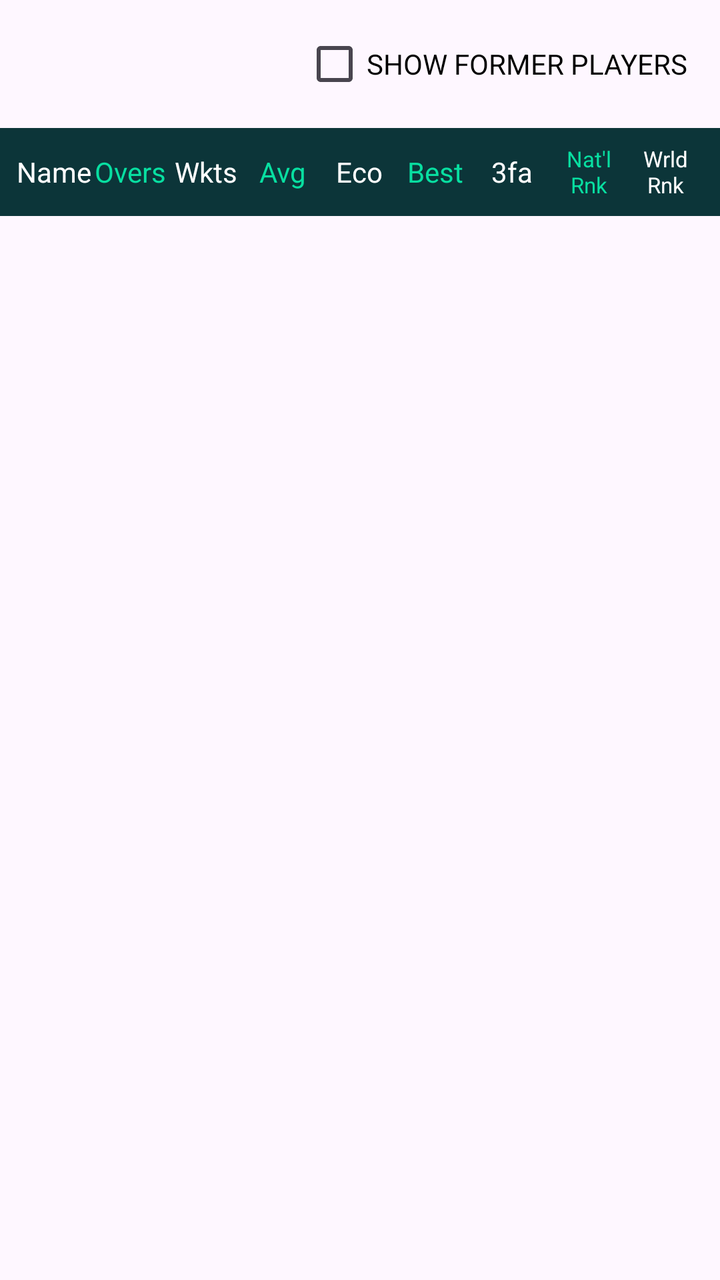
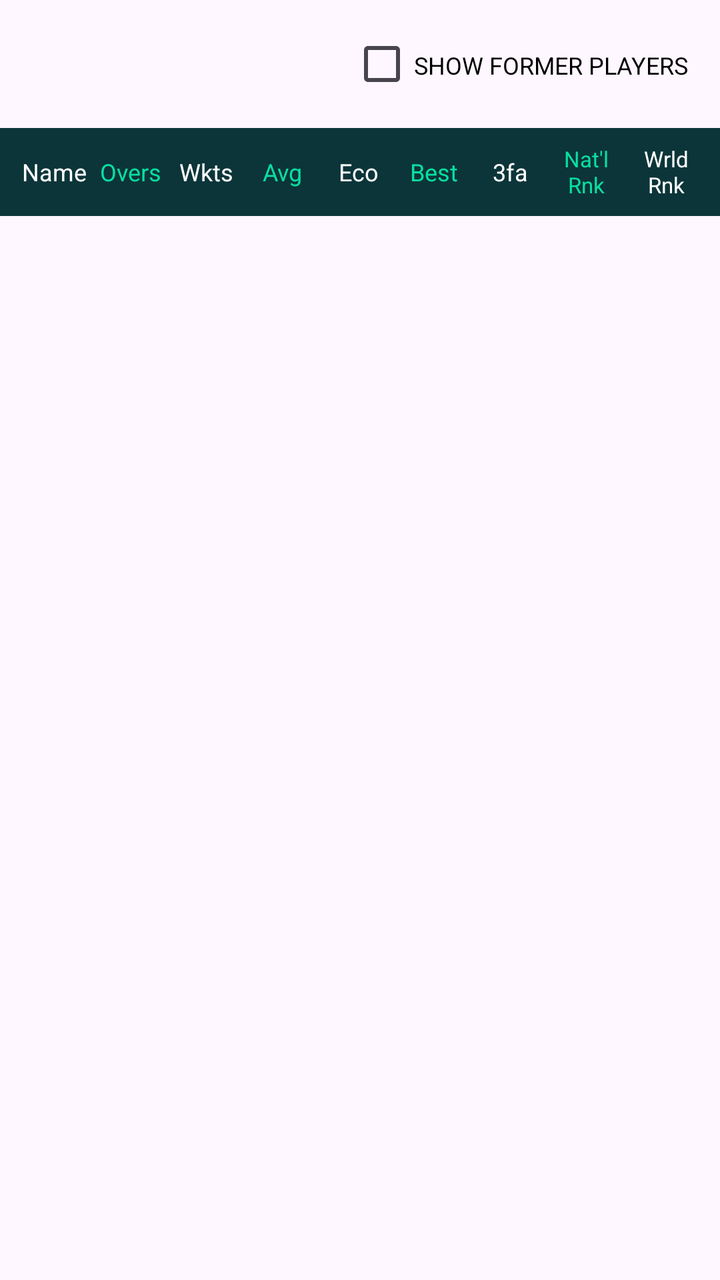

Before-and-after screenshots of an Android layout around one commit, followed by the original layout XML and the change that was made.
<!-- AndroidManifest.xml: application theme Theme.LMSAssignment -->
<!-- res/layout/fragment_c.xml -->
<?xml version="1.0" encoding="utf-8"?>
<LinearLayout xmlns:android="http://schemas.android.com/apk/res/android"
    xmlns:app="http://schemas.android.com/apk/res-auto"
    xmlns:tools="http://schemas.android.com/tools"
    android:layout_width="match_parent"
    android:layout_height="match_parent"
    android:orientation="vertical"
    tools:context=".view.child_tabs.CFragment">

    <LinearLayout
        android:id="@+id/llFormerPlayers"
        android:layout_width="match_parent"
        android:layout_height="wrap_content"
        android:gravity="end"
        android:orientation="horizontal"
        android:padding="8dp">

        <androidx.appcompat.widget.AppCompatCheckBox
            android:id="@+id/cbFormerPlayers"
            android:layout_width="28dp"
            android:layout_height="wrap_content"
            android:layout_marginHorizontal="4dp"
            android:buttonTint="@color/lms_primary_txt" />

        <TextView
            android:id="@+id/tvFormerPlayers"
            android:layout_width="wrap_content"
            android:layout_height="wrap_content"
            android:layout_marginEnd="8dp"
            android:text="SHOW FORMER PLAYERS"
            android:textColor="@android:color/black"
            android:textSize="@dimen/lms_small_text" />

    </LinearLayout>

    <androidx.constraintlayout.widget.ConstraintLayout
        android:layout_width="match_parent"
        android:layout_height="wrap_content">

        <LinearLayout
            android:layout_width="match_parent"
            android:layout_height="44dp"
            android:background="@color/lms_primary_dark"
            android:gravity="center"
            android:orientation="horizontal"
            android:paddingHorizontal="8dp"
            app:layout_constraintEnd_toEndOf="parent"
            app:layout_constraintStart_toStartOf="parent"
            app:layout_constraintTop_toTopOf="parent">

            
            <TextView
                android:id="@+id/tvName"
                android:layout_width="0dp"
                android:layout_height="wrap_content"
                android:layout_weight="1"
                android:gravity="center"
                android:text="Name"
                android:textColor="@android:color/white"
                android:textSize="@dimen/lms_small_text" />

            
            <TextView
                android:id="@+id/tvOvers"
                android:layout_width="0dp"
                android:layout_height="wrap_content"
                android:layout_weight="1"
                android:gravity="center"
                android:text="Overs"
                android:textColor="@color/lms_primary_txt"
                android:textSize="@dimen/lms_small_text" />

            
            <TextView
                android:id="@+id/tvWickets"
                android:layout_width="0dp"
                android:layout_height="wrap_content"
                android:layout_weight="1"
                android:gravity="center"
                android:text="Wkts"
                android:textColor="@android:color/white"
                android:textSize="@dimen/lms_small_text" />

            
            <TextView
                android:id="@+id/tvAvg"
                android:layout_width="0dp"
                android:layout_height="wrap_content"
                android:layout_weight="1"
                android:gravity="center"
                android:text="Avg"
                android:textColor="@color/lms_primary_txt"
                android:textSize="@dimen/lms_small_text" />

            
            <TextView
                android:id="@+id/tvEco"
                android:layout_width="0dp"
                android:layout_height="wrap_content"
                android:layout_weight="1"
                android:gravity="center"
                android:text="Eco"
                android:textColor="@android:color/white"
                android:textSize="@dimen/lms_small_text" />

            
            <TextView
                android:id="@+id/tvBest"
                android:layout_width="0dp"
                android:layout_height="wrap_content"
                android:layout_weight="1"
                android:gravity="center"
                android:text="Best"
                android:textColor="@color/lms_primary_txt"
                android:textSize="@dimen/lms_small_text" />

            
            <TextView
                android:id="@+id/tv3fa"
                android:layout_width="0dp"
                android:layout_height="wrap_content"
                android:layout_weight="1"
                android:gravity="center"
                android:text="3fa"
                android:textColor="@android:color/white"
                android:textSize="@dimen/lms_small_text" />

            
            <TextView
                android:id="@+id/tvNationalRank"
                android:layout_width="0dp"
                android:layout_height="wrap_content"
                android:layout_weight="1"
                android:gravity="center"
                android:text="Nat'l Rnk"
                android:textColor="@color/lms_primary_txt"
                android:textSize="11sp" />

            
            <TextView
                android:id="@+id/tvWorldRank"
                android:layout_width="0dp"
                android:layout_height="wrap_content"
                android:layout_weight="1"
                android:gravity="center"
                android:text="Wrld Rnk"
                android:textColor="@android:color/white"
                android:textSize="11sp" />

        </LinearLayout>
        <ImageView
            android:id="@+id/ivArrow"
            android:layout_width="12dp"
            android:layout_height="12dp"
            android:layout_marginEnd="130dp"
            android:layout_marginBottom="6dp"
            android:src="@drawable/ic_triangle"
            android:visibility="gone"
            app:layout_constraintBottom_toBottomOf="parent"
            app:layout_constraintEnd_toEndOf="parent"
            app:layout_constraintStart_toStartOf="parent"
            tools:visibility="visible" />

    </androidx.constraintlayout.widget.ConstraintLayout>

    <FrameLayout
        android:layout_width="match_parent"
        android:layout_height="wrap_content">

        <androidx.recyclerview.widget.RecyclerView
            android:id="@+id/rvBowling"
            android:layout_width="match_parent"
            android:layout_height="wrap_content"
            android:nestedScrollingEnabled="false"
            app:layoutManager="androidx.recyclerview.widget.LinearLayoutManager"
            tools:listitem="@layout/item_bowling" />

        <ProgressBar
            android:id="@+id/progressBar"
            android:layout_width="wrap_content"
            android:layout_height="wrap_content"
            android:layout_gravity="center"
            android:indeterminateTint="@color/lms_primary_txt" />
    </FrameLayout>
</LinearLayout>
<!-- res/layout/item_bowling.xml (included above) -->
<?xml version="1.0" encoding="utf-8"?>
<LinearLayout xmlns:android="http://schemas.android.com/apk/res/android"
    android:layout_width="match_parent"
    android:layout_height="wrap_content">

    <LinearLayout
        android:paddingHorizontal="8dp"
        android:gravity="center"
        android:layout_width="match_parent"
        android:layout_height="44dp"
        android:orientation="horizontal">

        
        <TextView
            android:id="@+id/tvName"
            android:layout_width="0dp"
            android:layout_height="wrap_content"
            android:layout_weight="1"
            android:gravity="center"
            android:maxLength="5"
            android:text="Name"
            android:textColor="@color/batting_item_text_odd"
            android:textSize="@dimen/lms_small_text" />

        
        <TextView
            android:id="@+id/tvOvers"
            android:layout_width="0dp"
            android:layout_height="wrap_content"
            android:layout_weight="1"
            android:gravity="center"
            android:text="Overs"
            android:textColor="@color/batting_item_text_even"
            android:textSize="@dimen/lms_small_text" />

        
        <TextView
            android:id="@+id/tvWickets"
            android:layout_width="0dp"
            android:layout_height="wrap_content"
            android:layout_weight="1"
            android:gravity="center"
            android:text="Wkts"
            android:textColor="@color/batting_item_text_odd"
            android:textSize="@dimen/lms_small_text" />

        
        <TextView
            android:id="@+id/tvAvg"
            android:layout_width="0dp"
            android:layout_height="wrap_content"
            android:layout_weight="1"
            android:gravity="center"
            android:text="Avg"
            android:textColor="@color/batting_item_text_even"
            android:textSize="@dimen/lms_small_text" />

        
        <TextView
            android:id="@+id/tvEco"
            android:layout_width="0dp"
            android:layout_height="wrap_content"
            android:layout_weight="1"
            android:gravity="center"
            android:text="Eco"
            android:textColor="@color/batting_item_text_odd"
            android:textSize="@dimen/lms_small_text" />

        
        <TextView
            android:id="@+id/tvBest"
            android:layout_width="0dp"
            android:layout_height="wrap_content"
            android:layout_weight="1"
            android:gravity="center"
            android:text="Best"
            android:textColor="@color/batting_item_text_even"
            android:textSize="@dimen/lms_small_text" />

        
        <TextView
            android:id="@+id/tv3fa"
            android:layout_width="0dp"
            android:layout_height="wrap_content"
            android:layout_weight="1"
            android:gravity="center"
            android:text="3fa"
            android:textColor="@color/batting_item_text_odd"
            android:textSize="@dimen/lms_small_text" />

        
        <TextView
            android:id="@+id/tvNationalRank"
            android:layout_width="0dp"
            android:layout_height="wrap_content"
            android:layout_weight="1"
            android:gravity="center"
            android:text="Nat'l Rnk"
            android:textColor="@color/batting_item_text_even"
            android:textSize="11sp" />

        
        <TextView
            android:id="@+id/tvWorldRank"
            android:layout_width="0dp"
            android:layout_height="wrap_content"
            android:layout_weight="1"
            android:gravity="center"
            android:text="Wrld Rnk"
            android:textColor="@color/batting_item_text_odd"
            android:textSize="11sp" />

    </LinearLayout>

</LinearLayout>
<!-- resources referenced by this layout -->
<resources>
  <color name="batting_item_text_even">#1a9585</color>
  <color name="batting_item_text_odd">#25494d</color>
  <color name="lms_primary_dark">#0C3539</color>
  <color name="lms_primary_txt">#08DFA1</color>
  <dimen name="lms_small_text">14sp</dimen>
  <!-- drawable ic_triangle (drawable) -->
  <vector xmlns:android="http://schemas.android.com/apk/res/android"
      android:width="12dp"
      android:height="9dp"
      android:viewportWidth="12"
      android:viewportHeight="9">
    <path
        android:pathData="M6,9L0.804,-0L11.196,-0L6,9Z"
        android:fillColor="#CD5858"/>
  </vector>
  <style name="Theme.LMSAssignment" parent="Base.Theme.LMSAssignment" />
  <style name="Base.Theme.LMSAssignment" parent="Theme.Material3.DayNight.NoActionBar">
          
          
      </style>
</resources>

<!-- the commit's change to res/layout/fragment_c.xml (unified diff, before → after) -->
@@ -141,6 +141,7 @@
                 android:id="@+id/tvWorldRank"
                 android:layout_width="0dp"
                 android:layout_height="wrap_content"
+                android:layout_marginStart="2dp"
                 android:layout_weight="1"
                 android:gravity="center"
                 android:text="Wrld Rnk"
@@ -148,6 +149,7 @@
                 android:textSize="11sp" />
 
         </LinearLayout>
+
         <ImageView
             android:id="@+id/ivArrow"
             android:layout_width="12dp"
@@ -190,11 +192,11 @@
     android:layout_height="wrap_content">
 
     <LinearLayout
-        android:paddingHorizontal="8dp"
-        android:gravity="center"
         android:layout_width="match_parent"
         android:layout_height="44dp"
-        android:orientation="horizontal">
+        android:gravity="center"
+        android:orientation="horizontal"
+        android:paddingHorizontal="8dp">
 
         
         <TextView
@@ -290,6 +292,7 @@
             android:id="@+id/tvWorldRank"
             android:layout_width="0dp"
             android:layout_height="wrap_content"
+            android:layout_marginStart="2dp"
             android:layout_weight="1"
             android:gravity="center"
             android:text="Wrld Rnk"
<!-- resource entries referenced after the edit -->
@@ -4,7 +4,7 @@
   <color name="batting_item_text_odd">#25494d</color>
   <color name="lms_primary_dark">#0C3539</color>
   <color name="lms_primary_txt">#08DFA1</color>
-  <dimen name="lms_small_text">14sp</dimen>
+  <dimen name="lms_small_text">12sp</dimen>
   <!-- drawable ic_triangle (drawable) -->
   <vector xmlns:android="http://schemas.android.com/apk/res/android"
       android:width="12dp"
